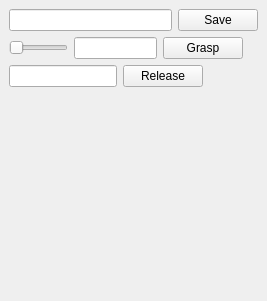
Before: the Qt Designer form interactive_viewer.ui in UM-ARM-Lab/mjregrasping, drawn with Qt 5.
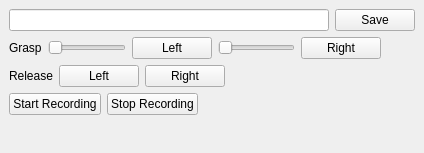
After: the same form once the commit is applied.

```diff
--- a/interactive_viewer.ui
+++ b/interactive_viewer.ui
@@ -6,8 +6,8 @@
    <rect>
     <x>0</x>
     <y>0</y>
-    <width>267</width>
-    <height>301</height>
+    <width>424</width>
+    <height>153</height>
    </rect>
   </property>
   <property name="windowTitle">
@@ -32,7 +32,14 @@
     <item>
      <layout class="QHBoxLayout" name="horizontalLayout">
       <item>
-       <widget class="QSlider" name="grasp_slider">
+       <widget class="QLabel" name="grasp">
+        <property name="text">
+         <string>Grasp</string>
+        </property>
+       </widget>
+      </item>
+      <item>
+       <widget class="QSlider" name="grasp_left_slider">
         <property name="maximum">
          <number>100</number>
         </property>
@@ -42,12 +49,23 @@
        </widget>
       </item>
       <item>
-       <widget class="QLineEdit" name="grasp_name"/>
+       <widget class="QPushButton" name="grasp_left_button">
+        <property name="text">
+         <string>Left</string>
+        </property>
+       </widget>
       </item>
       <item>
-       <widget class="QPushButton" name="grasp_button">
+       <widget class="QSlider" name="grasp_right_slider">
+        <property name="orientation">
+         <enum>Qt::Horizontal</enum>
+        </property>
+       </widget>
+      </item>
+      <item>
+       <widget class="QPushButton" name="grasp_right_button">
         <property name="text">
-         <string>Grasp</string>
+         <string>Right</string>
         </property>
        </widget>
       </item>
@@ -69,15 +87,26 @@
     <item>
      <layout class="QHBoxLayout" name="horizontalLayout_2">
       <item>
-       <widget class="QLineEdit" name="release_name"/>
-      </item>
-      <item>
-       <widget class="QPushButton" name="release_button">
+       <widget class="QLabel" name="release">
         <property name="text">
          <string>Release</string>
         </property>
        </widget>
       </item>
+      <item>
+       <widget class="QPushButton" name="release_left_button">
+        <property name="text">
+         <string>Left</string>
+        </property>
+       </widget>
+      </item>
+      <item>
+       <widget class="QPushButton" name="release_right_button">
+        <property name="text">
+         <string>Right</string>
+        </property>
+       </widget>
+      </item>
       <item>
        <spacer name="spacer">
         <property name="orientation">
@@ -93,6 +122,37 @@
       </item>
      </layout>
     </item>
+    <item>
+     <layout class="QHBoxLayout" name="horizontalLayout_4">
+      <item>
+       <widget class="QPushButton" name="start_button">
+        <property name="text">
+         <string>Start Recording</string>
+        </property>
+       </widget>
+      </item>
+      <item>
+       <widget class="QPushButton" name="stop_button">
+        <property name="text">
+         <string>Stop Recording</string>
+        </property>
+       </widget>
+      </item>
+      <item>
+       <spacer name="horizontalSpacer_2">
+        <property name="orientation">
+         <enum>Qt::Horizontal</enum>
+        </property>
+        <property name="sizeHint" stdset="0">
+         <size>
+          <width>40</width>
+          <height>20</height>
+         </size>
+        </property>
+       </spacer>
+      </item>
+     </layout>
+    </item>
     <item>
      <spacer name="verticalSpacer">
       <property name="orientation">
```
